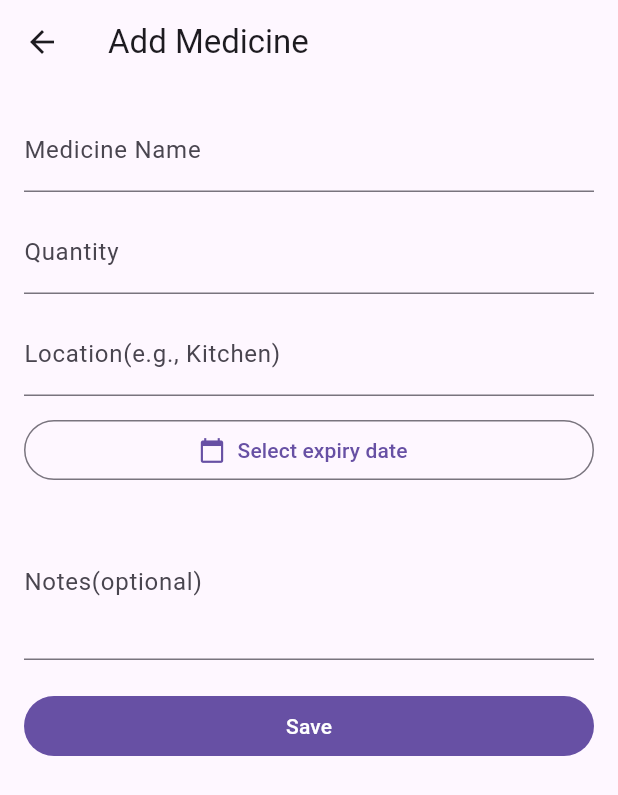
After one commit to luluj2024/medCabinet, a Flutter app: the screen it shows after launch, after a tap on the "add" icon, on a phone screen of 412 x 824 dp. The commit adds this screen. Shown: the top 795 px of the screen. Run offline on Flutter 3.47's test engine with Material 3 defaults, Android fonts, the phone set to English and light mode, and no system bars; our stand-ins replace sqflite; accounts and stored records are empty.

Commit message:
Finish inventory_screen.dart and expiry_screen.dart

```diff
--- /dev/null
+++ b/lib/screens/inventory/add_medicine_screen.dart
@@ -0,0 +1,158 @@
+import 'package:flutter/material.dart';
+
+import '../../models/medicine.dart';
+import '../../services/db/medicine_dao.dart';
+
+class AddMedicineScreen extends StatefulWidget {
+  const AddMedicineScreen({super.key});
+
+  @override
+  State<AddMedicineScreen> createState() => _AddMedicineScreenState();
+}
+
+class _AddMedicineScreenState extends State<AddMedicineScreen> {
+  final _formKey = GlobalKey<FormState>();
+
+  final _nameController = TextEditingController();
+  final _quantityController = TextEditingController();
+  final _locationController = TextEditingController();
+  final _notesController = TextEditingController();
+
+  DateTime? _expiryDate;
+
+  @override
+  void dispose() {
+    _nameController.dispose();
+    _quantityController.dispose();
+    _locationController.dispose();
+    _notesController.dispose();
+    super.dispose();
+  }
+
+  String _formatDate(DateTime d) {
+    return '${d.year}-${d.month.toString().padLeft(2, '0')}-${d.day.toString().padLeft(2, '0')}';
+  }
+
+  Future<void> _pickExpiryDate() async {
+    final now = DateTime.now();
+    // final initial = _expiryDate ?? now.add(const Duration(days: 30));
+    final initial = _expiryDate ?? now;
+
+
+    final picked = await showDatePicker(
+      context: context,
+      initialDate: initial,
+      firstDate: DateTime(now.year - 1),
+      lastDate: DateTime(now.year + 20),
+    );
+
+    if (picked != null) {
+      setState(() {
+        _expiryDate = picked;
+      });
+    }
+  }
+
+  Future<void> _saveMedicine() async {
+      if(!_formKey.currentState!.validate()) return;
+
+      if(_expiryDate == null) {
+        ScaffoldMessenger.of(context).showSnackBar(
+          const SnackBar(content: Text('Please select an expiry date')),
+        );
+        return;
+      }
+
+      final quantity = int.tryParse(_quantityController.text.trim()) ?? 1;
+
+      final med = Medicine(
+        name: _nameController.text.trim(),
+        expiryDate: _expiryDate!,
+        quantity: quantity,
+        location: _locationController.text.trim(),
+        notes: _notesController.text.trim().isEmpty ? null : _notesController.text.trim(),
+        createdAt: DateTime.now(),
+      );
+
+      await MedicineDao.instance.insert(med);
+
+      if(!mounted) return;
+      Navigator.of(context).pop(true);
+    }
+
+  @override
+  Widget build(BuildContext context) {
+    final expiryText = _expiryDate == null ? 'Select expiry date' : _formatDate(_expiryDate!);
+
+    return Scaffold(
+      appBar: AppBar(
+        title: const Text('Add Medicine'),
+      ),
+      body: Padding(
+        padding: const EdgeInsets.all(16),
+        child: Form(
+          key: _formKey,
+          child: ListView(
+            children: [
+              TextFormField(
+                controller: _nameController,
+                decoration: const InputDecoration(
+                  labelText: 'Medicine Name',
+                ),
+                validator: (value) => (value == null || value.trim().isEmpty) ? 'Required' : null,
+              ),
+
+              const SizedBox(height: 12),
+
+              TextFormField(
+                controller: _quantityController,
+                keyboardType: TextInputType.number,
+                decoration: const InputDecoration(
+                  labelText: 'Quantity',
+                ),
+                validator: (value){
+                  final n = int.tryParse((value ?? '').trim());
+                  if(n == null || n <= 0) return 'Enter a positive number';
+                  return null;
+                },
+              ),
+
+              const SizedBox(height: 12),
+
+              TextFormField(
+                controller: _locationController,
+                decoration: const InputDecoration(
+                  labelText: 'Location(e.g., Kitchen)',
+                ),
+                validator: (value) => (value == null || value.trim().isEmpty) ? 'Required' : null,
+              ),
+
+              const SizedBox(height: 12),
+
+              OutlinedButton.icon(
+                onPressed: _pickExpiryDate,
+                icon: const Icon(Icons.calendar_today),
+                label: Text(expiryText),
+              ),
+
+              const SizedBox(height: 12),
+
+              TextFormField(
+                controller: _notesController,
+                decoration: const InputDecoration(
+                  labelText: 'Notes(optional)',
+                ),
+                maxLines: 3,
+              ),
+
+              const SizedBox(height: 20),
+
+              FilledButton(onPressed: _saveMedicine, child: const Text('Save')),
+
+            ],
+          ),
+        ),
+      ),
+    );
+  }
+}
--- /dev/null
+++ b/lib/screens/inventory/inventory_screen.dart
@@ -0,0 +1,96 @@
+import 'package:flutter/material.dart';
+import 'package:intl/intl.dart';
+
+import '../../models/medicine.dart';
+import '../../services/db/medicine_dao.dart';
+import 'add_medicine_screen.dart';
+
+class InventoryScreen extends StatefulWidget{
+  const InventoryScreen({super.key});
+
+  @override
+  State<InventoryScreen> createState() => _InventoryScreenState();
+}
+
+class _InventoryScreenState extends State<InventoryScreen> {
+  late Future<List<Medicine>> _medicines;
+
+  @override
+  void initState() {
+    super.initState();
+    _medicines = MedicineDao.instance.getAll();
+  }
+
+ void _refresh() {
+   setState(() {
+     _medicines = MedicineDao.instance.getAll();
+   });
+ }
+
+ Future<void> _deleteMedicine(Medicine medicine) async {
+    if(medicine.id == null) return;
+    await MedicineDao.instance.deleteById(medicine.id!);
+    _refresh();
+ }
+
+ @override
+  Widget build(BuildContext context) {
+    final fmt = DateFormat('yyyy-MM-dd');
+
+    return Scaffold(
+      body:FutureBuilder<List<Medicine>>(
+        future: _medicines,
+        builder: (context, snapshot) {
+          if (snapshot.connectionState != ConnectionState.done) {
+            return const Center(child: CircularProgressIndicator());
+          }
+          if (snapshot.hasError) {
+            return Center(child: Text('Error: ${snapshot.error}'));
+          }
+
+          final meds = snapshot.data ?? [];
+
+          if (meds.isEmpty) {
+            return const Center(
+                child: Text('No medicines found. Tap + to add one.'));
+          }
+
+          return ListView.separated(
+            itemCount: meds.length,
+            separatorBuilder: (_, __) => const Divider(height: 1),
+            itemBuilder: (context, i) {
+              final med = meds[i];
+              return Dismissible(
+                key: ValueKey(med.id ?? '${med.name}-${med.createdAt}'),
+                background: Container(
+                  alignment: Alignment.centerRight,
+                  padding: const EdgeInsets.symmetric(horizontal: 16),
+                  color: Colors.red,
+                  child: const Icon(Icons.delete, color: Colors.white),
+                ),
+                direction: DismissDirection.endToStart,
+                onDismissed: (_) => _deleteMedicine(med),
+                child: ListTile(
+                  title: Text(med.name),
+                  subtitle: Text('Expiry: ${fmt.format(med.expiryDate)} * ${med
+                      .location}'),
+                  trailing: Text('x${med.quantity}'),
+                ),
+              );
+            },
+          );
+        },
+      ),
+    floatingActionButton: FloatingActionButton(
+      onPressed: () async {
+        final added = await Navigator.of(context).push<bool>(
+          MaterialPageRoute(builder: (_) => const AddMedicineScreen()),
+        );
+      if(added == true) _refresh();
+    },
+  child: const Icon(Icons.add),
+    ),
+  );
+}
+
+}
--- /dev/null
+++ b/lib/services/db/medicine_dao.dart
@@ -0,0 +1,68 @@
+import 'package:sqflite/sqflite.dart';
+
+import '../../models/medicine.dart';
+import 'database_helper.dart';
+
+class MedicineDao {
+  MedicineDao._internal();
+
+  static final MedicineDao instance = MedicineDao._internal();
+
+  static const String tableName = 'medicines';
+
+  Future<int> insert(Medicine medicine) async {
+    final db = await DatabaseHelper().database;
+    return await db.insert(
+        tableName,
+        medicine.toMap(),
+        conflictAlgorithm: ConflictAlgorithm.replace,
+    );
+  }
+
+  Future<List<Medicine>> getAll({String orderBy = 'expiryDate ASC'}) async {
+    final db = await DatabaseHelper().database;
+    final rows = await db.query(
+        tableName,
+        orderBy: orderBy,
+    );
+
+    return rows.map((row) => Medicine.fromMap(row)).toList();
+  }
+
+  Future<Medicine?> getById(int id) async {
+    final db = await DatabaseHelper().database;
+    final row = await db.query(
+        tableName,
+        where: 'id = ?',
+        whereArgs: [id],
+        limit: 1,
+    );
+
+    if(row.isEmpty) return null;
+    return Medicine.fromMap(row.first);
+  }
+
+  Future<int> update(Medicine medicine) async {
+    if(medicine.id == null) throw ArgumentError('Medicine id cannot be null');
+
+    final db = await DatabaseHelper().database;
+    return await db.update(
+        tableName,
+        medicine.toMap(),
+        where: 'id = ?',
+        whereArgs: [medicine.id],
+    );
+  }
+
+  Future<int> deleteById(int id) async {
+    if(id == null) throw ArgumentError('Medicine id cannot be null');
+
+    final db = await DatabaseHelper().database;
+    return await db.delete(
+        tableName,
+        where: 'id = ?',
+        whereArgs: [id],
+    );
+  }
+
+}
--- a/pubspec.yaml
+++ b/pubspec.yaml
@@ -37,6 +37,7 @@ dependencies:
   http: ^1.6.0
   sqflite: ^2.4.2
   path: ^1.9.1
+  intl: ^0.20.2
 
 dev_dependencies:
   flutter_test:
```
Also changed, not shown: lib/screens/expiry/expiry_screen.dart (added, +163 -0 lines), lib/screens/tabs/main_tabs.dart (+5 -2 lines), pubspec.lock.
